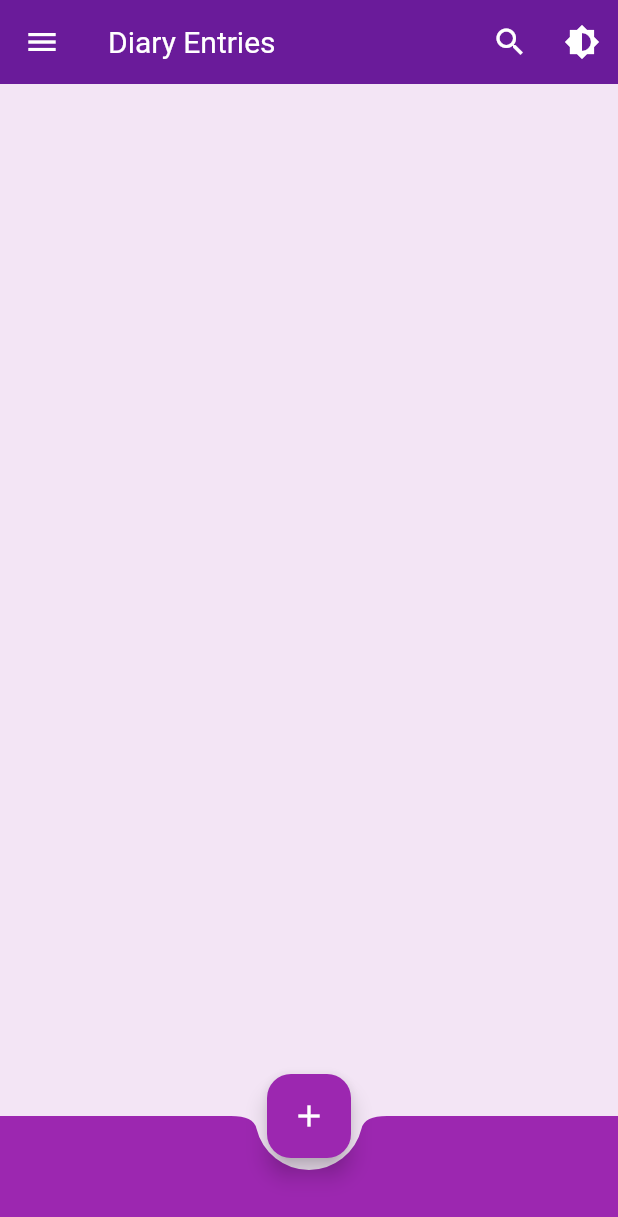
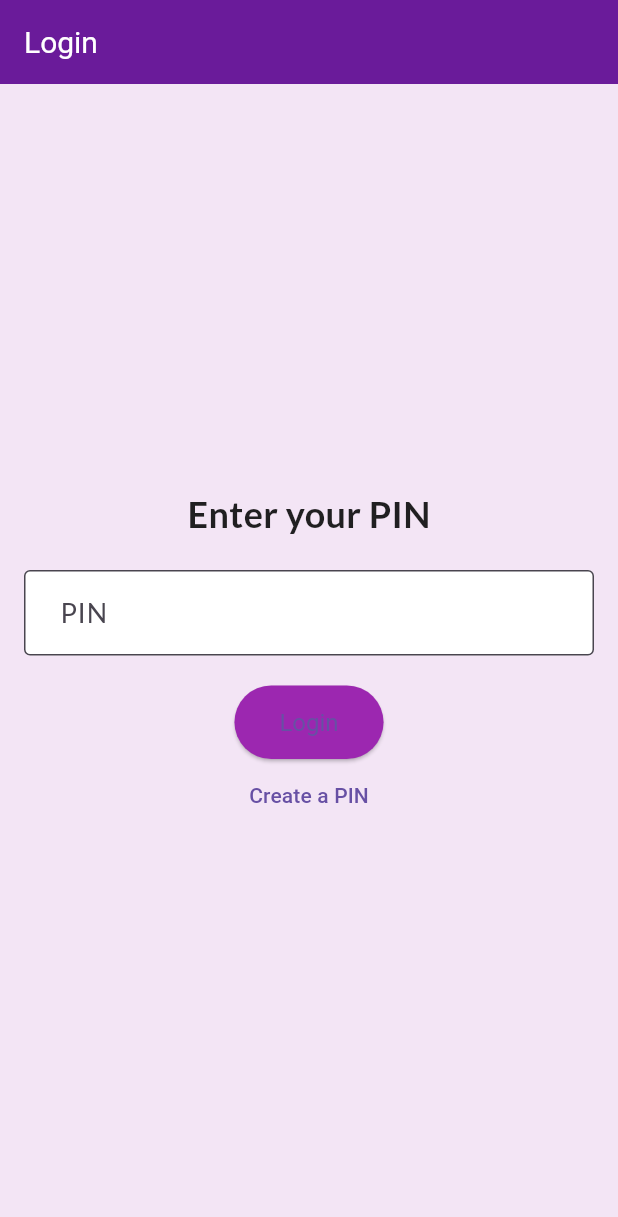
Before and after one commit to DawaTshering001/Diary_App, a Flutter app: the screen it shows after launch, on a phone screen of 412 x 824 dp. Shown: the top 1217 px of the screen. Run offline on Flutter 3.47's test engine with Material 3 defaults, Android fonts, the phone set to English and light mode, and no system bars; our stand-ins replace google_fonts, image_picker, shared_preferences, sqflite; accounts and stored records are empty.

Commit message:
i have added the user authentication in the earlier app

```diff
--- a/lib/main.dart
+++ b/lib/main.dart
@@ -1,6 +1,6 @@
 import 'package:flutter/material.dart';
 import 'package:google_fonts/google_fonts.dart';
-import 'screens/home_screen.dart';
+import 'screens/login_page.dart'; // Import the login page
 
 void main() {
   runApp(const DiaryApp());
@@ -24,28 +24,28 @@ class _DiaryAppState extends State<DiaryApp> {
       theme: _isDarkMode
           ? ThemeData.dark()
           : ThemeData(
-        primaryColor: Colors.purple[800], // Primary color for light theme
-        hintColor: Colors.purpleAccent[400], // Hint color for light theme
-        scaffoldBackgroundColor: Colors.purple[50], // Background color for light theme
+        primaryColor: Colors.purple[800],
+        hintColor: Colors.purpleAccent[400],
+        scaffoldBackgroundColor: Colors.purple[50],
         textTheme: GoogleFonts.latoTextTheme(
           TextTheme(
-            bodyLarge: TextStyle(fontSize: 18, color: Colors.purple[800]), // Body text color
+            bodyLarge: TextStyle(fontSize: 18, color: Colors.purple[800]),
             bodyMedium: TextStyle(fontSize: 16, color: Colors.black87),
           ),
         ),
         appBarTheme: AppBarTheme(
-          color: Colors.purple[800], // AppBar color for light theme
+          color: Colors.purple[800],
           titleTextStyle: TextStyle(fontSize: 20, color: Colors.white),
           iconTheme: IconThemeData(color: Colors.white),
         ),
         floatingActionButtonTheme: FloatingActionButtonThemeData(
-          backgroundColor: Colors.purpleAccent[400], // FAB background color
+          backgroundColor: Colors.purpleAccent[400],
           foregroundColor: Colors.white,
         ),
-        cardColor: Colors.white, // Card color for light theme
+        cardColor: Colors.white,
       ),
       darkTheme: ThemeData.dark().copyWith(
-        primaryColor: Colors.purple[800], // Primary color for dark theme
+        primaryColor: Colors.purple[800],
         scaffoldBackgroundColor: Colors.black,
         textTheme: GoogleFonts.latoTextTheme(
           TextTheme(
@@ -54,19 +54,13 @@ class _DiaryAppState extends State<DiaryApp> {
           ),
         ),
         appBarTheme: AppBarTheme(
-          color: Colors.purple[700], // AppBar color for dark theme
+          color: Colors.purple[700],
           titleTextStyle: TextStyle(fontSize: 20, color: Colors.white),
           iconTheme: IconThemeData(color: Colors.white),
         ),
-        cardColor: Colors.grey[800], // Card color for dark theme
+        cardColor: Colors.grey[800],
       ),
-      home: HomeScreen(
-        onToggleTheme: () {
-          setState(() {
-            _isDarkMode = !_isDarkMode; // Toggle dark mode
-          });
-        },
-      ),
+      home: LoginPage(), // Set LoginPage as the initial screen
     );
   }
 }
--- /dev/null
+++ b/lib/screens/login_page.dart
@@ -0,0 +1,115 @@
+import 'package:diary_app/main.dart';
+import 'package:flutter/material.dart';
+import 'package:shared_preferences/shared_preferences.dart';
+import 'home_screen.dart';
+import '../widgets/custom_button.dart';
+import '../widgets/custom_text_field.dart';
+
+
+class LoginPage extends StatefulWidget {
+  @override
+  _LoginPageState createState() => _LoginPageState();
+}
+
+class _LoginPageState extends State<LoginPage> {
+  final TextEditingController _pinController = TextEditingController();
+  final TextEditingController _confirmPinController = TextEditingController();
+  bool _isCreatingPin = false; // Track if creating a new PIN
+
+  Future<void> _handlePin() async {
+    final String pin = _pinController.text;
+
+    SharedPreferences prefs = await SharedPreferences.getInstance();
+    String? storedPin = prefs.getString('userPin');
+
+    if (_isCreatingPin) {
+      // Sign up case
+      if (pin.length < 4) {
+        ScaffoldMessenger.of(context).showSnackBar(
+          SnackBar(content: Text('PIN must be at least 4 digits')),
+        );
+        return;
+      }
+
+      // Save the new PIN
+      await prefs.setString('userPin', pin);
+      ScaffoldMessenger.of(context).showSnackBar(
+        SnackBar(content: Text('PIN created successfully!')),
+      );
+
+      // Proceed to the home page
+      Navigator.of(context).pushReplacement(
+        MaterialPageRoute(builder: (context) => HomeScreen(onToggleTheme: () {  },)),
+      );
+    } else {
+      // Login case
+      if (pin == storedPin) {
+        // If the PIN matches, navigate to the home page
+        Navigator.of(context).pushReplacement(
+          MaterialPageRoute(builder: (context) => HomeScreen(onToggleTheme: () {  },)),
+        );
+      } else {
+        // If the PIN doesn't match, show error message
+        ScaffoldMessenger.of(context).showSnackBar(
+          SnackBar(content: Text('Invalid PIN')),
+        );
+      }
+    }
+  }
+
+
+  @override
+  Widget build(BuildContext context) {
+    return Scaffold(
+      appBar: AppBar(title: Text(_isCreatingPin ? 'Create a PIN' : 'Login')),
+      body: Center(
+        child: Padding(
+          padding: const EdgeInsets.all(16.0),
+          child: Column(
+            mainAxisAlignment: MainAxisAlignment.center,
+            children: [
+              Text(
+                _isCreatingPin ? 'Create a new PIN' : 'Enter your PIN',
+                style: TextStyle(fontSize: 24, fontWeight: FontWeight.bold),
+              ),
+              SizedBox(height: 20),
+              CustomTextField(
+                controller: _pinController,
+                hintText: 'PIN',
+                obscureText: true,
+              ),
+              if (_isCreatingPin)
+                Column(
+                  children: [
+                    SizedBox(height: 20),
+                    CustomTextField(
+                      controller: _confirmPinController,
+                      hintText: 'Confirm PIN',
+                      obscureText: true,
+                    ),
+                  ],
+                ),
+              SizedBox(height: 20),
+              CustomButton(
+                label: _isCreatingPin ? 'Create PIN' : 'Login',
+                onPressed: _handlePin,
+              ),
+              TextButton(
+                onPressed: () {
+                  setState(() {
+                    _isCreatingPin = !_isCreatingPin; // Toggle between login and signup
+                    _pinController.clear(); // Clear the PIN input field
+                    _confirmPinController.clear(); // Clear the confirm PIN field if switching to login
+                  });
+                },
+                child: Text(
+                  _isCreatingPin ? 'Already have a PIN? Login' : 'Create a PIN',
+                ),
+              ),
+            ],
+          ),
+        ),
+      ),
+    );
+  }
+}
--- /dev/null
+++ b/lib/widgets/custom_button.dart
@@ -0,0 +1,24 @@
+import 'package:flutter/material.dart';
+
+class CustomButton extends StatelessWidget {
+  final String label;
+  final VoidCallback onPressed;
+
+  const CustomButton({
+    Key? key,
+    required this.label,
+    required this.onPressed,
+  }) : super(key: key);
+
+  @override
+  Widget build(BuildContext context) {
+    return ElevatedButton(
+      onPressed: onPressed,
+      child: Text(label),
+      style: ElevatedButton.styleFrom(
+        padding: EdgeInsets.symmetric(vertical: 15.0, horizontal: 30.0), backgroundColor: Colors.purple, // Change to your desired button color
+        textStyle: TextStyle(fontSize: 16),
+      ),
+    );
+  }
+}
--- /dev/null
+++ b/lib/widgets/custom_text_field.dart
@@ -0,0 +1,29 @@
+import 'package:flutter/material.dart';
+
+class CustomTextField extends StatelessWidget {
+  final TextEditingController controller;
+  final String hintText;
+  final bool obscureText;
+
+  const CustomTextField({
+    Key? key,
+    required this.controller,
+    required this.hintText,
+    this.obscureText = false,
+  }) : super(key: key);
+
+  @override
+  Widget build(BuildContext context) {
+    return TextField(
+      controller: controller,
+      obscureText: obscureText,
+      decoration: InputDecoration(
+        hintText: hintText,
+        border: OutlineInputBorder(),
+        filled: true,
+        fillColor: Colors.white,
+        contentPadding: EdgeInsets.symmetric(vertical: 15.0, horizontal: 20.0),
+      ),
+    );
+  }
+}
```
